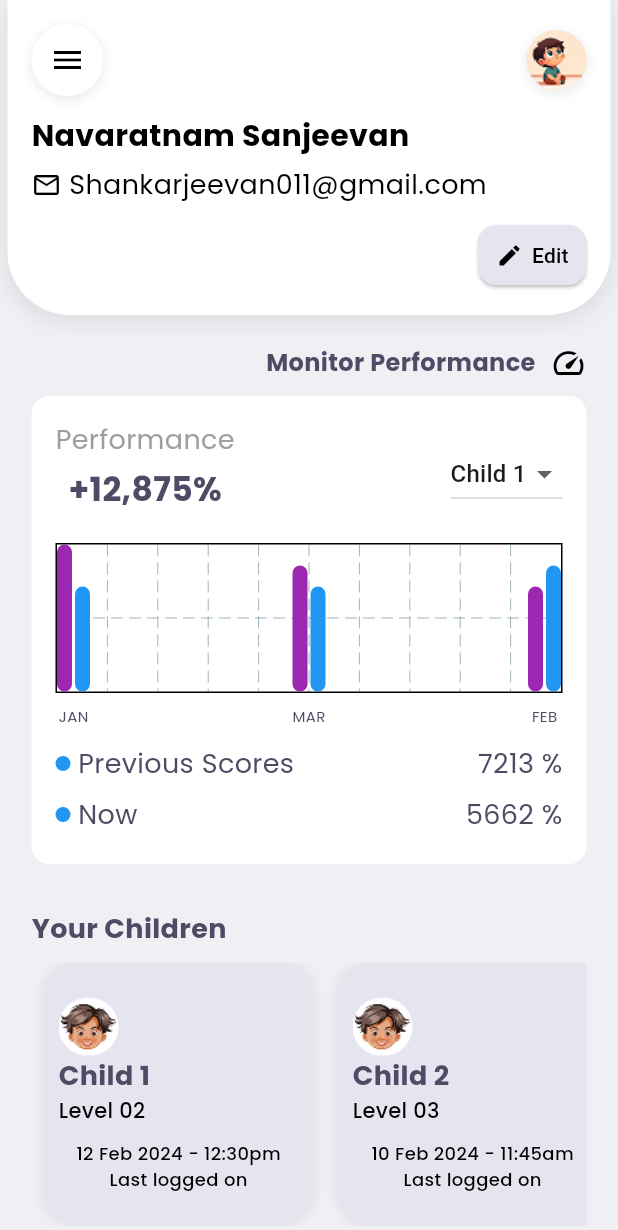
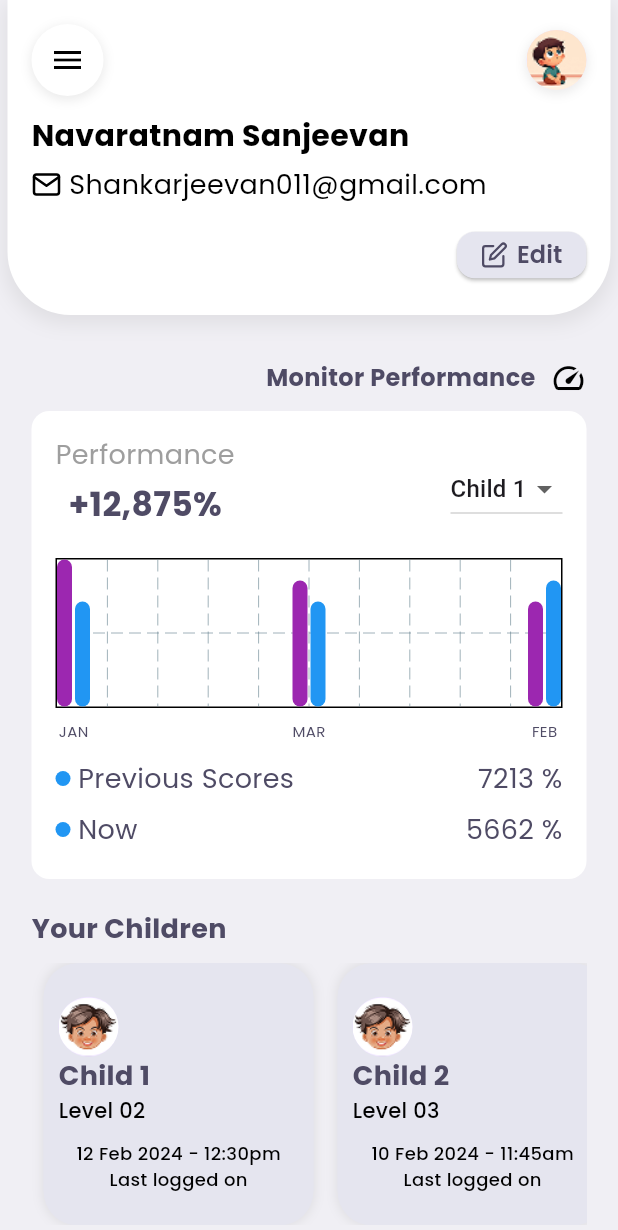
Before and after one commit to IT21273858/24-25J-133-app, a Flutter app: the DashboardParent screen opened directly, on a phone screen of 412 x 824 dp. Shown: the top 1230 px of the screen. Run offline on Flutter 3.47's test engine with Material 3 defaults, Android fonts, the phone set to English and light mode, and no system bars; drawn by our look-alikes of fl_chart; our stand-ins replace flutter_feather_icons, google_fonts.

Commit message:
dashboard scroll view implemented

```diff
--- a/dyslexia/lib/DashboardParent.dart
+++ b/dyslexia/lib/DashboardParent.dart
@@ -2,6 +2,7 @@ import 'package:flutter/material.dart';
 import 'package:dyslexia/variables.dart';
 import 'package:dyslexia/components.dart';
 import 'package:fl_chart/fl_chart.dart';
+import 'package:flutter_feather_icons/flutter_feather_icons.dart';
 
 class DashboardParent extends StatelessWidget {
   @override
@@ -12,7 +13,7 @@ class DashboardParent extends StatelessWidget {
         padding: const EdgeInsets.symmetric(horizontal: 5.0),
         child: ListView(
           children: [
-            //  User Info Section with Shadow & Rounded Corners
+            // User Info Section with Shadow & Rounded Corners
             Container(
               decoration: BoxDecoration(
                 color: Colors.white,
@@ -35,7 +36,7 @@ class DashboardParent extends StatelessWidget {
                   Row(
                     mainAxisAlignment: MainAxisAlignment.spaceBetween,
                     children: [
-                      //  Hamburger Menu with Shadow
+                      // Hamburger Menu with Shadow
                       Container(
                         decoration: BoxDecoration(
                           color: Colors.white,
@@ -55,7 +56,7 @@ class DashboardParent extends StatelessWidget {
                         ),
                       ),
 
-                      //  User Icon with Shadow
+                      // User Icon with Shadow
                       Container(
                         decoration: BoxDecoration(
                           color: Colors.white,
@@ -97,7 +98,7 @@ class DashboardParent extends StatelessWidget {
                             Row(
                               children: [
                                 Icon(
-                                  Icons.email_outlined,
+                                  FeatherIcons.mail,
                                   size: 20,
                                   color: Colors.black,
                                 ),
@@ -115,7 +116,7 @@ class DashboardParent extends StatelessWidget {
                   ),
                   SizedBox(height: 10),
 
-                  //  Edit Button
+                  // Edit Button
                   Row(
                     mainAxisAlignment: MainAxisAlignment.end,
                     children: [
@@ -127,16 +128,21 @@ class DashboardParent extends StatelessWidget {
                             borderRadius: BorderRadius.circular(12),
                           ),
                           padding: EdgeInsets.symmetric(
-                            horizontal: 12,
-                            vertical: 6,
+                            horizontal: 16,
+                            vertical: 4,
                           ),
+                          minimumSize: Size(0, 20),
                         ),
                         child: Row(
                           mainAxisSize: MainAxisSize.min,
                           children: [
-                            Icon(Icons.edit, size: 18, color: Colors.black),
+                            Icon(
+                              FeatherIcons.edit,
+                              size: 18,
+                              color: editbuttonColor,
+                            ),
                             SizedBox(width: 6),
-                            Text("Edit", style: TextStyle(color: Colors.black)),
+                            Text("Edit", style: editButtontextStyle),
                           ],
                         ),
                       ),
@@ -145,10 +151,15 @@ class DashboardParent extends StatelessWidget {
                 ],
               ),
             ),
-            SizedBox(height: 20),
+            SizedBox(height: 30),
 
-            //  Wrap the Performance Section in a `Column`
-            Padding(
+            // Scrollable Section for "Monitor Performance" and "Your Children"
+            SizedBox(
+              height:
+                  MediaQuery.of(context).size.height *
+                  0.7, // 60% of screen height
+              child: SingleChildScrollView(
+                child: Padding(
                   padding: const EdgeInsets.symmetric(horizontal: 16.0),
                   child: Column(
                     children: [
@@ -168,7 +179,7 @@ class DashboardParent extends StatelessWidget {
                       ),
                       SizedBox(height: 10),
 
-                  //  Reusable Bar Chart
+                      // Reusable Bar Chart
                       BarChartWidget(
                         barGroups: [
                           BarChartGroupData(
@@ -224,9 +235,9 @@ class DashboardParent extends StatelessWidget {
                         onDropdownChanged: (value) {},
                         legendData: {"Previous Scores": 7213, "Now": 5662},
                       ),
-                  SizedBox(height: 30),
+                      SizedBox(height: 20),
 
-                  //  Child Section
+                      // Child Section
                       Column(
                         crossAxisAlignment: CrossAxisAlignment.start,
                         children: [
@@ -239,7 +250,7 @@ class DashboardParent extends StatelessWidget {
                           ),
                           SizedBox(height: 10),
 
-                      //  Children Cards List (Slider)
+                          // Children Cards List (Slider)
                           ChildCardSlider(
                             childData: [
                               {
@@ -267,6 +278,8 @@ class DashboardParent extends StatelessWidget {
                     ],
                   ),
                 ),
+              ),
+            ),
           ],
         ),
       ),
--- a/dyslexia/lib/variables.dart
+++ b/dyslexia/lib/variables.dart
@@ -29,6 +29,7 @@ const Color appTogglebuttonColor = Color(0xFF4F4B65);
 const Color appButtonColor = Color.fromARGB(187, 167, 125, 251); // Purple
 const Color cardBackgroundcolor = Color(0xFFE5E5EF);
 const Color cardBordercolor = Color(0xFF9370DB);
+const Color editbuttonColor = Color(0xFF4F4B65);
 
 // Font styles using Poppins
 final TextStyle headingStyle = GoogleFonts.poppins(
@@ -79,3 +80,9 @@ final TextStyle childcardbodyStyle = GoogleFonts.poppins(
   fontWeight: FontWeight.w500,
   color: HeadingColor,
 );
+
+final TextStyle editButtontextStyle = GoogleFonts.poppins(
+  fontSize: 16,
+  color: editbuttonColor,
+  fontWeight: FontWeight.w600,
+);
--- a/dyslexia/pubspec.yaml
+++ b/dyslexia/pubspec.yaml
@@ -36,6 +36,7 @@ dependencies:
   cupertino_icons: ^1.0.8
   google_fonts: ^6.2.1
   fl_chart: ^0.70.2
+  flutter_feather_icons: ^2.0.0
 
 dev_dependencies:
   flutter_test:
```
Also changed, not shown: dyslexia/pubspec.lock, 1 other file. Lines whose indentation alone changed are shown as unchanged.
